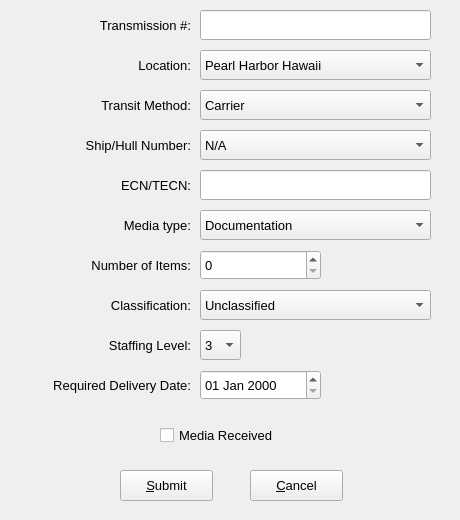
This is frmadddelivery.ui in chhimichanga/deliveryqueue as Qt 5 draws it before an edit. The edited form follows.
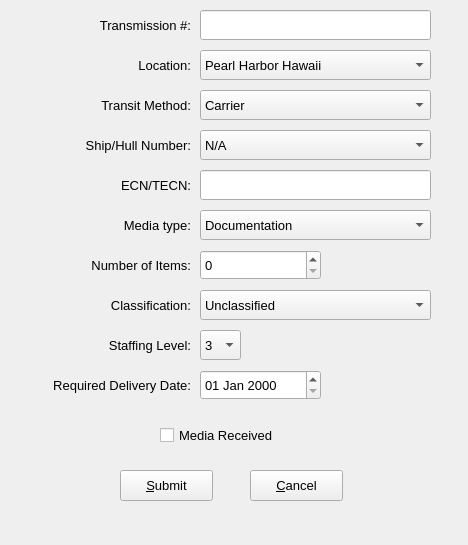
This is the edited form.

```diff
--- a/frmadddelivery.ui
+++ b/frmadddelivery.ui
@@ -9,8 +9,8 @@
    <rect>
     <x>0</x>
     <y>0</y>
-    <width>460</width>
-    <height>520</height>
+    <width>468</width>
+    <height>545</height>
    </rect>
   </property>
   <property name="windowTitle">
```
